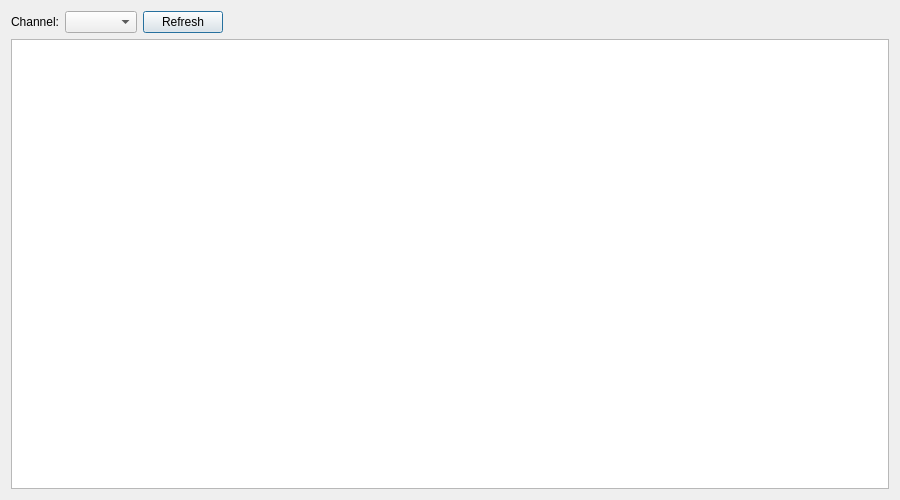
Tom-evnut/SavvyCAN, file ui/flexrayschedulewindow.ui: the form before one commit.
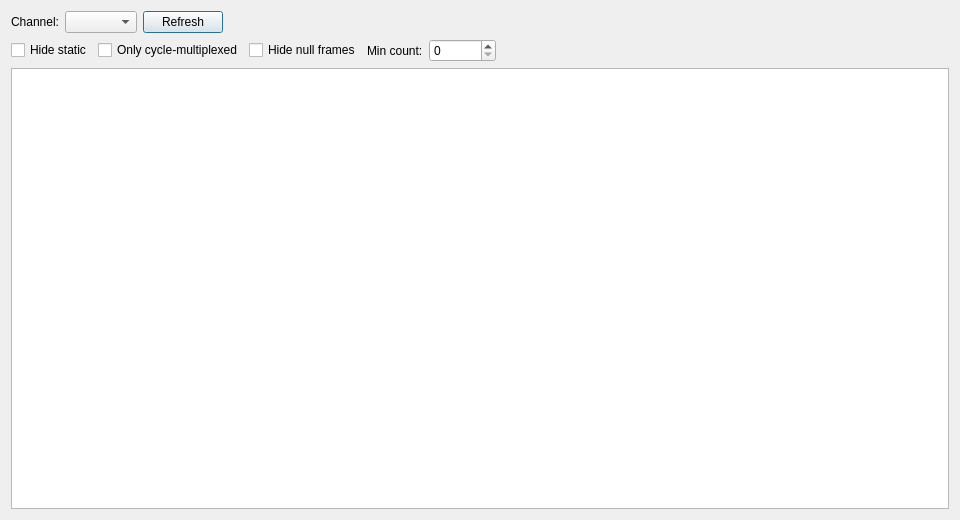
The form after the commit.

Commit message: FlexRay matrix P2: activity colouring, multiplex detection, summary, filters

The edit to the form file:
```diff
--- a/ui/flexrayschedulewindow.ui
+++ b/ui/flexrayschedulewindow.ui
@@ -6,8 +6,8 @@
    <rect>
     <x>0</x>
     <y>0</y>
-    <width>900</width>
-    <height>500</height>
+    <width>960</width>
+    <height>520</height>
    </rect>
   </property>
   <property name="windowTitle">
@@ -55,6 +55,88 @@
      </item>
     </layout>
    </item>
+   <item>
+    <layout class="QHBoxLayout" name="filterBar">
+     <item>
+      <widget class="QCheckBox" name="chkHideStatic">
+       <property name="text">
+        <string>Hide static</string>
+       </property>
+       <property name="toolTip">
+        <string>Hide slots whose payload never changes (plain static signals)</string>
+       </property>
+      </widget>
+     </item>
+     <item>
+      <widget class="QCheckBox" name="chkOnlyMux">
+       <property name="text">
+        <string>Only cycle-multiplexed</string>
+       </property>
+       <property name="toolTip">
+        <string>Show only slots whose payload differs between cycles</string>
+       </property>
+      </widget>
+     </item>
+     <item>
+      <widget class="QCheckBox" name="chkHideNull">
+       <property name="text">
+        <string>Hide null frames</string>
+       </property>
+       <property name="toolTip">
+        <string>Hide slots whose only traffic is FlexRay null frames</string>
+       </property>
+      </widget>
+     </item>
+     <item>
+      <widget class="QLabel" name="lblMinCount">
+       <property name="text">
+        <string>Min count:</string>
+       </property>
+      </widget>
+     </item>
+     <item>
+      <widget class="QSpinBox" name="spinMinCount">
+       <property name="maximum">
+        <number>1000000</number>
+       </property>
+       <property name="toolTip">
+        <string>Hide slots with fewer than this many frames in total</string>
+       </property>
+      </widget>
+     </item>
+     <item>
+      <spacer name="filterSpacer">
+       <property name="orientation">
+        <enum>Qt::Horizontal</enum>
+       </property>
+       <property name="sizeHint" stdset="0">
+        <size>
+         <width>40</width>
+         <height>20</height>
+        </size>
+       </property>
+      </spacer>
+     </item>
+     <item>
+      <widget class="QWidget" name="legendBar" native="true">
+       <layout class="QHBoxLayout" name="legendLayout">
+        <property name="leftMargin">
+         <number>0</number>
+        </property>
+        <property name="topMargin">
+         <number>0</number>
+        </property>
+        <property name="rightMargin">
+         <number>0</number>
+        </property>
+        <property name="bottomMargin">
+         <number>0</number>
+        </property>
+       </layout>
+      </widget>
+     </item>
+    </layout>
+   </item>
    <item>
     <widget class="QTableView" name="tableView">
      <property name="toolTip">
```
Left out of the diff: 2 changed lines with no effect on the pictures. The commit also changes 10 other files.
